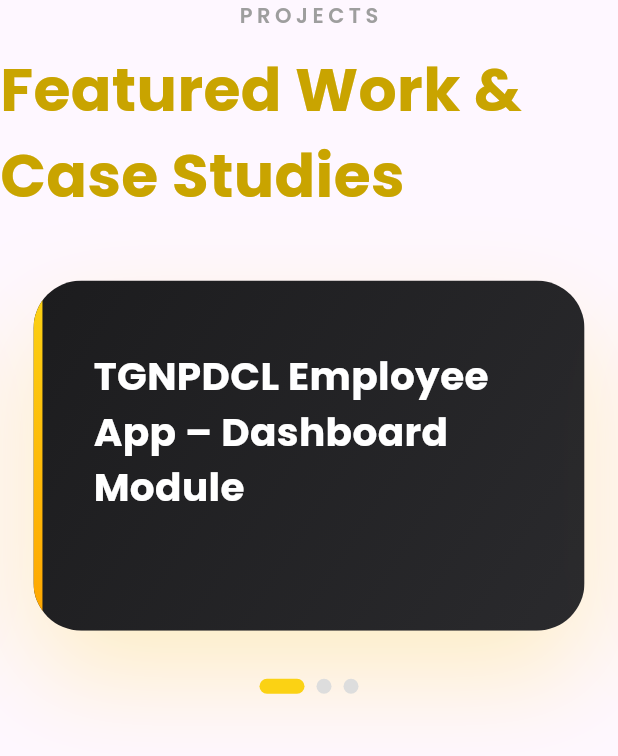
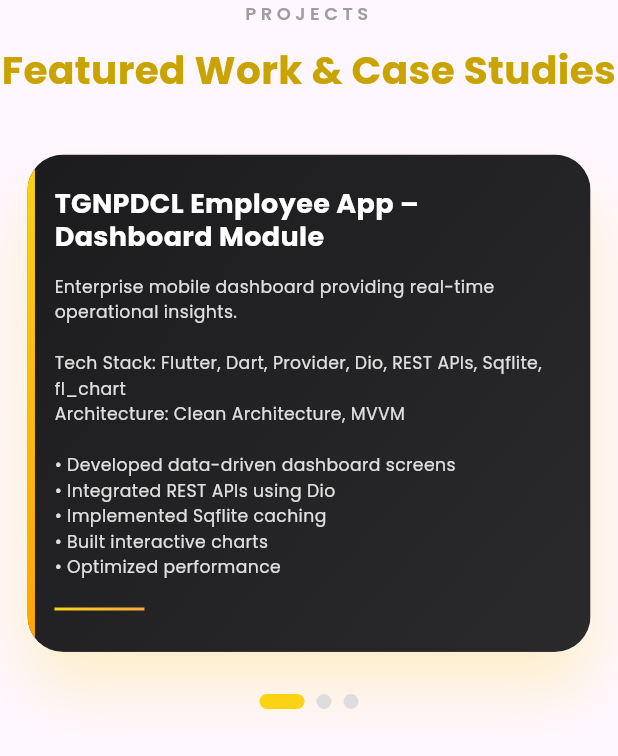
Before and after one commit to Saikiran526/portfolio, a Flutter app: the ProjectsCarousel widget shown alone on an empty page, opened directly, on a phone screen of 412 x 824 dp. Shown: the top 756 px of the screen. Run offline on Flutter 3.47's test engine with Material 3 defaults, Android fonts, the light colour scheme and no system bars; drawn by our look-alikes of carousel_slider, smooth_page_indicator; our stand-ins replace firebase_core, flutter_animate, google_fonts, top_snackbar_flutter; missing offline and left inert: dart:html; accounts and stored records are empty.

Commit message:
Fixed blockers

```diff
--- a/lib/presentation/helper/projects_carousel.dart
+++ b/lib/presentation/helper/projects_carousel.dart
@@ -11,7 +11,6 @@
 }
 
 class _ProjectsCarouselState extends State<ProjectsCarousel> {
-
   final CarouselSliderController _carouselController =
   CarouselSliderController();
 
@@ -57,34 +56,52 @@
   Widget build(BuildContext context) {
     return LayoutBuilder(
       builder: (context, constraints) {
+        final width = constraints.maxWidth;
 
-        final width = constraints.maxWidth;
+        final isMobile = width < 700;
+        final isTablet = width >= 700 && width < 1000;
+        final isDesktop = width >= 1000 && width < 1400;
+        final isLargeDesktop = width >= 1400;
 
         double viewportFraction;
         double aspectRatio;
 
-        if (width > 1400) {
-          viewportFraction = 0.60; // show side cards clearly
-          aspectRatio = 16 / 6;
-        } else if (width > 1000) {
+        if (isLargeDesktop) {
+          viewportFraction = 0.60;
+          aspectRatio = 16 / 6.2;
+        } else if (isDesktop) {
           viewportFraction = 0.70;
-          aspectRatio = 16 / 7;
-        } else if (width > 700) {
+          aspectRatio = 16 / 7.0;
+        } else if (isTablet) {
           viewportFraction = 0.85;
-          aspectRatio = 16 / 8;
+          aspectRatio = 16 / 8.8;
         } else {
-          viewportFraction = 0.95; // mobile full width
-          aspectRatio = 16 / 10;
+          viewportFraction = 0.95;
+          aspectRatio = 16 / 13.5; // taller on mobile so text fits better
         }
+
+        final titleSize = isMobile
+            ? 18.0
+            : isTablet
+            ? 22.0
+            : 26.0;
+
+        final descSize = isMobile
+            ? 11.5
+            : isTablet
+            ? 12.8
+            : 14.0;
+
+        final sectionTitleSize = isMobile ? 12.0 : 14.0;
+        final sectionHeadingSize = isMobile ? 26.0 : 40.0;
 
         return Column(
           children: [
-
-            // SECTION TITLE
             Text(
               "PROJECTS",
+              textAlign: TextAlign.center,
               style: GoogleFonts.poppins(
-                fontSize: 14,
+                fontSize: sectionTitleSize,
                 letterSpacing: 3,
                 color: Colors.grey,
                 fontWeight: FontWeight.w600,
@@ -93,15 +110,15 @@
             const SizedBox(height: 11),
             Text(
               "Featured Work & Case Studies",
+              textAlign: TextAlign.center,
               style: GoogleFonts.poppins(
-                fontSize: 40,
+                fontSize: sectionHeadingSize,
                 fontWeight: FontWeight.w700,
                 color: const Color(0xFFc9a400),
               ),
             ),
             const SizedBox(height: 30),
 
-            // CAROUSEL
             CarouselSlider.builder(
               carouselController: _carouselController,
               itemCount: _projects.length,
@@ -112,8 +129,7 @@
                 enlargeStrategy: CenterPageEnlargeStrategy.scale,
                 autoPlay: true,
                 autoPlayInterval: const Duration(seconds: 4),
-                autoPlayAnimationDuration:
-                const Duration(milliseconds: 800),
+                autoPlayAnimationDuration: const Duration(milliseconds: 800),
                 autoPlayCurve: Curves.easeInOut,
                 enableInfiniteScroll: true,
                 clipBehavior: Clip.none,
@@ -128,8 +144,12 @@
                   duration: const Duration(milliseconds: 300),
                   opacity: _currentIndex == index ? 1 : 0.7,
                   child: _projectCard(
-                    _projects[index]["title"]!,
-                    _projects[index]["description"]!,
+                    title: _projects[index]["title"]!,
+                    description: _projects[index]["description"]!,
+                    isMobile: isMobile,
+                    isTablet: isTablet,
+                    titleFontSize: titleSize,
+                    descriptionFontSize: descSize,
                   ),
                 );
               },
@@ -137,7 +157,6 @@
 
             const SizedBox(height: 20),
 
-            // SMOOTH DOT INDICATOR
             AnimatedSmoothIndicator(
               activeIndex: _currentIndex,
               count: _projects.length,
@@ -155,22 +174,50 @@
     );
   }
 
-  Widget _projectCard(String title, String description) {
+  Widget _projectCard({
+    required String title,
+    required String description,
+    required bool isMobile,
+    required bool isTablet,
+    required double titleFontSize,
+    required double descriptionFontSize,
+  }) {
+    final horizontalPadding = isMobile
+        ? 18.0
+        : isTablet
+        ? 28.0
+        : 40.0;
+
+    final verticalPadding = isMobile
+        ? 22.0
+        : isTablet
+        ? 32.0
+        : 45.0;
+
+    final titleBottomSpacing = isMobile ? 14.0 : 28.0;
+    final dividerTopSpacing = isMobile ? 18.0 : 30.0;
+
+    final cardRadius = isMobile ? 24.0 : 32.0;
+    final stripWidth = isMobile ? 5.0 : 6.0;
+
     return AnimatedContainer(
       duration: const Duration(milliseconds: 600),
-      margin: const EdgeInsets.symmetric(horizontal: 12, vertical: 12),
+      margin: EdgeInsets.symmetric(
+        horizontal: isMobile ? 8 : 12,
+        vertical: isMobile ? 8 : 12,
+      ),
       decoration: BoxDecoration(
-        borderRadius: BorderRadius.circular(32),
+        borderRadius: BorderRadius.circular(cardRadius),
         boxShadow: [
           BoxShadow(
-            color: const Color(0xFFfbd214).withOpacity(0.25),
-            blurRadius: 60,
-            offset: const Offset(0, 30),
+            color: const Color(0xFFfbd214).withOpacity(0.22),
+            blurRadius: isMobile ? 35 : 60,
+            offset: const Offset(0, 25),
           ),
         ],
       ),
       child: ClipRRect(
-        borderRadius: BorderRadius.circular(32),
+        borderRadius: BorderRadius.circular(cardRadius),
         child: Container(
           decoration: const BoxDecoration(
             gradient: LinearGradient(
@@ -184,14 +231,12 @@
           ),
           child: Stack(
             children: [
-
-              // Accent Strip
               Positioned(
                 left: 0,
                 top: 0,
                 bottom: 0,
                 child: Container(
-                  width: 6,
+                  width: stripWidth,
                   decoration: const BoxDecoration(
                     gradient: LinearGradient(
                       colors: [
@@ -204,16 +249,18 @@
                   ),
                 ),
               ),
-
               Padding(
-                padding: const EdgeInsets.symmetric(
-                    horizontal: 40, vertical: 45),
+                padding: EdgeInsets.symmetric(
+                  horizontal: horizontalPadding,
+                  vertical: verticalPadding,
+                ),
                 child: SingleChildScrollView(
+                  physics: const BouncingScrollPhysics(),
                   child: Column(
                     crossAxisAlignment: CrossAxisAlignment.start,
+                    mainAxisSize: MainAxisSize.min,
                     children: [
-
-                      TweenAnimationBuilder(
+                      TweenAnimationBuilder<double>(
                         tween: Tween<double>(begin: 20, end: 0),
                         duration: const Duration(milliseconds: 600),
                         builder: (context, value, child) {
@@ -227,30 +274,29 @@
                         },
                         child: Text(
                           title,
+                          maxLines: isMobile ? 3 : 2,
+                          overflow: TextOverflow.ellipsis,
                           style: GoogleFonts.poppins(
-                            fontSize: 26,
+                            fontSize: titleFontSize,
+                            height: 1.2,
                             fontWeight: FontWeight.w700,
                             color: Colors.white,
                           ),
                         ),
                       ),
-
-                      const SizedBox(height: 28),
-
+                      SizedBox(height: titleBottomSpacing),
                       Text(
                         description,
                         style: GoogleFonts.poppins(
-                          fontSize: 14,
-                          height: 1.8,
+                          fontSize: descriptionFontSize,
+                          height: isMobile ? 1.45 : 1.7,
                           color: Colors.grey.shade300,
                         ),
                       ),
-
-                      const SizedBox(height: 30),
-
+                      SizedBox(height: dividerTopSpacing),
                       Container(
                         height: 2,
-                        width: 80,
+                        width: isMobile ? 60 : 80,
                         decoration: const BoxDecoration(
                           gradient: LinearGradient(
                             colors: [
--- a/pubspec.yaml
+++ b/pubspec.yaml
@@ -42,6 +42,8 @@
   web: ^1.1.1
   firebase_core: ^4.7.0
   html: ^0.15.6
+  http: ^1.6.0
+  top_snackbar_flutter: ^3.3.0
 
 dev_dependencies:
   flutter_test:
```
Also changed, not shown: lib/presentation/home/view/home_screen.dart (+47 -18 lines), lib/presentation/home/viewmodel/home_viewmodel.dart (+39 -4 lines), pubspec.lock.
